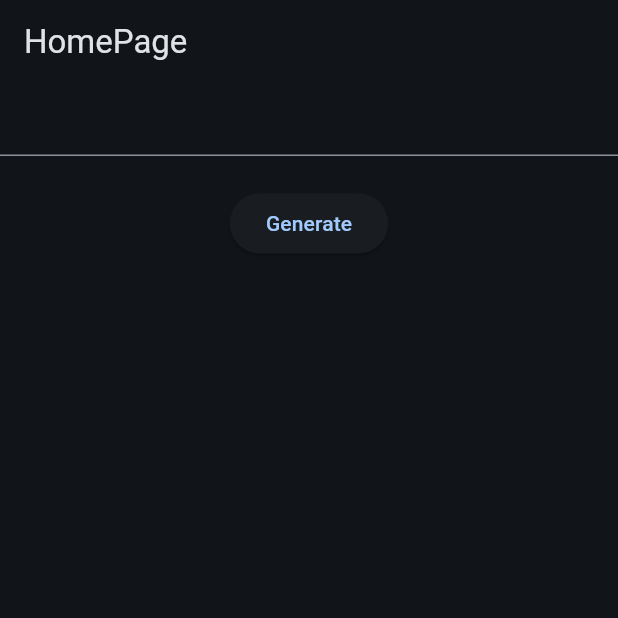
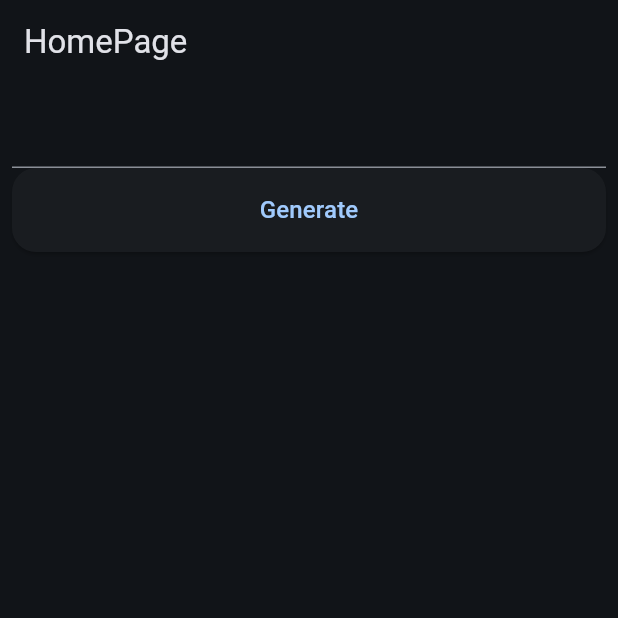
Before and after one commit to hieppham1999/qr_generator_flutter, a Flutter app: the screen it shows after launch, on a phone screen of 412 x 824 dp, the top half of it. Run offline on Flutter 3.47's test engine with Material 3 defaults, Android fonts, the phone set to English and light mode, and no system bars; our stand-ins replace bloc, equatable, flutter_bloc, get_it, injectable, logger and 1 more; generated files the repository leaves out were written again.

Commit message:
add minor changes

```diff
--- /dev/null
+++ b/lib/core/constants.dart
@@ -0,0 +1,5 @@
+import 'package:flutter/material.dart';
+
+class AppColors {
+  static final Color defaultThemeColor = Colors.blue;
+}
--- a/lib/core/theme.dart
+++ b/lib/core/theme.dart
@@ -1,4 +1,5 @@
 import 'package:flutter/material.dart';
+import 'package:qr_generator_flutter/core/constants.dart';
 import 'package:qr_generator_flutter/core/typography.dart';
 
 class AppTheme {
@@ -6,7 +7,8 @@ class AppTheme {
     return ThemeData(
       useMaterial3: true,
       brightness: Brightness.light,
-      colorSchemeSeed: seedColor ?? Colors.blue,
+      colorSchemeSeed: seedColor ?? AppColors.defaultThemeColor,
+      textTheme: appTextTheme
     );
   }
 
@@ -14,7 +16,8 @@ class AppTheme {
     return ThemeData(
       useMaterial3: true,
       brightness: Brightness.dark,
-      colorSchemeSeed: seedColor ?? Colors.blueGrey,
+      colorSchemeSeed: seedColor ?? AppColors.defaultThemeColor,
+      textTheme: appTextTheme
     );
   }
 }
--- a/lib/core/typography.dart
+++ b/lib/core/typography.dart
@@ -1,3 +1,8 @@
 import 'package:flutter/material.dart';
 
-final TextTheme appTextTheme = TextTheme();
+final TextTheme appTextTheme = TextTheme(
+  labelLarge: TextStyle(
+    fontSize: 16,
+    // height: 24
+  )
+);
--- a/lib/features/home/home_cubit.dart
+++ b/lib/features/home/home_cubit.dart
@@ -17,7 +17,8 @@ class HomeCubit extends Cubit<CubitState> {
     if (data.isNotEmpty) {
       qrData = data;
       emit(NormalState(null));
+    } else {
+      emit(ErrorState(message: "Not a valid text"));
     }
-    emit(ErrorState(message: "Not a valid text"));
   }
 }
--- a/lib/features/home/home_page.dart
+++ b/lib/features/home/home_page.dart
@@ -1,5 +1,7 @@
 import 'package:flutter/material.dart';
+import 'package:qr_flutter/qr_flutter.dart';
 import 'package:qr_generator_flutter/features/home/home_cubit.dart';
+import 'package:qr_generator_flutter/utils/functions.dart';
 import 'package:qr_generator_flutter/widgets/bloc_state_builder.dart';
 import 'package:flutter_gen/gen_l10n/app_localizations.dart';
 
@@ -15,24 +17,39 @@ class HomePage extends StatelessWidget {
     final homeCubit = getIt.get<HomeCubit>();
     return Scaffold(
       appBar: AppBar(title: Text("HomePage"),),
-      body: BlocStateBuilder(
+      body: Padding(
+        padding: const EdgeInsets.all(8.0),
+        child: BlocStateBuilder(
           cubit: homeCubit,
-        builder: (_,_) => Column(
+          builder: (_context,_) {
+
+            final defaultQrColor = Theme.of(context).scaffoldBackgroundColor.inverted();
+
+            return Column(
             children: [
               TextField(controller: textEditingController,),
 
-            // QrImageView(
-            //   data: homeCubit.qrData,
-            //   version: QrVersions.auto,
-            //   size: 200.0,
-            // ),
-            Text(homeCubit.qrData),
+              if (homeCubit.qrData.isNotEmpty) QrImageView(
+                data: homeCubit.qrData,
+                version: QrVersions.auto,
+                eyeStyle: QrEyeStyle(eyeShape: QrEyeShape. square, color: defaultQrColor),
+                dataModuleStyle: QrDataModuleStyle(dataModuleShape: QrDataModuleShape. square, color: defaultQrColor),
+                size: 200.0,
+              ),
+              if (homeCubit.qrData.isNotEmpty) Text(homeCubit.qrData),
 
               ElevatedButton(
                 onPressed: () => homeCubit.updateQrData(textEditingController.text),
+                style: ElevatedButton.styleFrom(
+                  shape: RoundedRectangleBorder(borderRadius: BorderRadius.circular(16)),
+                  textStyle: Theme.of(context).textTheme.labelLarge,
+                  minimumSize: Size.fromHeight(56), // fromHeight use double.infinity as width and 40 is the height
+                ),
                 child: Text(AppLocalizations.of(context)!.btnGenerate),
               ),
             ],
+          );
+          },
         ),
       ),
     );
--- /dev/null
+++ b/lib/utils/functions.dart
@@ -0,0 +1,12 @@
+import 'dart:ui';
+
+extension ColorGenerate on Color {
+  Color inverted() {
+    return Color.from(
+      alpha: a,
+      red: 255 - r,
+      green: 255 - g,
+      blue: 255 - b,
+    );
+  }
+}
```
Lines whose indentation alone changed are shown as unchanged.
